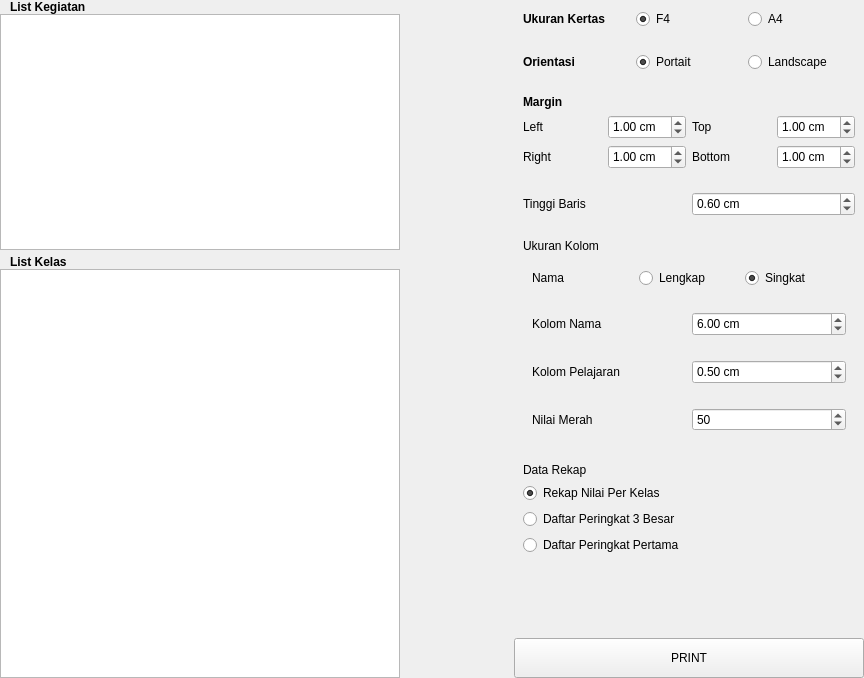
asjach/db_app, file ui/sources/page_rekap_nilai.ui: the form before one commit.
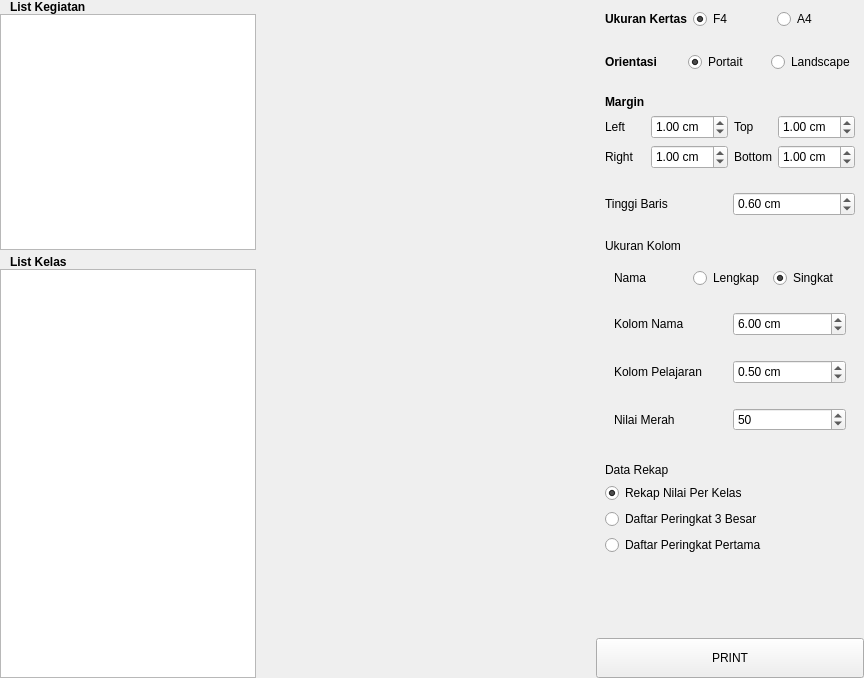
The form after the commit. Custom widgets are drawn as their Qt base class.

Diff of the .ui file:
```diff
--- a/ui/sources/page_rekap_nilai.ui
+++ b/ui/sources/page_rekap_nilai.ui
@@ -13,7 +13,7 @@
   <property name="windowTitle">
    <string>Form</string>
   </property>
-  <layout class="QGridLayout" name="gridLayout" columnstretch="0,1,0" columnminimumwidth="400,0,350">
+  <layout class="QGridLayout" name="gridLayout" columnstretch="0,0,0">
    <property name="leftMargin">
     <number>0</number>
    </property>
@@ -32,8 +32,25 @@
    <property name="verticalSpacing">
     <number>0</number>
    </property>
+   <item row="0" column="1">
+    <widget class="QWidget" name="widget_15" native="true">
+     <property name="sizePolicy">
+      <sizepolicy hsizetype="Expanding" vsizetype="Preferred">
+       <horstretch>0</horstretch>
+       <verstretch>0</verstretch>
+      </sizepolicy>
+     </property>
+     <layout class="QGridLayout" name="viewer_layout"/>
+    </widget>
+   </item>
    <item row="0" column="0">
     <widget class="QWidget" name="widget" native="true">
+     <property name="sizePolicy">
+      <sizepolicy hsizetype="Maximum" vsizetype="Preferred">
+       <horstretch>0</horstretch>
+       <verstretch>0</verstretch>
+      </sizepolicy>
+     </property>
      <layout class="QGridLayout" name="gridLayout_13" rowstretch="0,0">
       <property name="leftMargin">
        <number>0</number>
@@ -645,19 +662,8 @@
      </layout>
     </widget>
    </item>
-   <item row="0" column="1">
-    <widget class="QPdfView" name="pdf_viewer" native="true"/>
-   </item>
   </layout>
  </widget>
- <customwidgets>
-  <customwidget>
-   <class>QPdfView</class>
-   <extends>QWidget</extends>
-   <header location="global">qpdfview.h</header>
-   <container>1</container>
-  </customwidget>
- </customwidgets>
  <resources/>
  <connections/>
 </ui>
```
